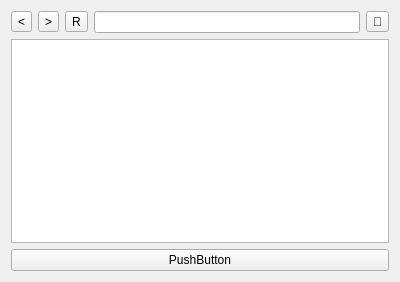
Above: src/mainform.ui from IDB-15-15/interface before the change. Below: the same form after it.
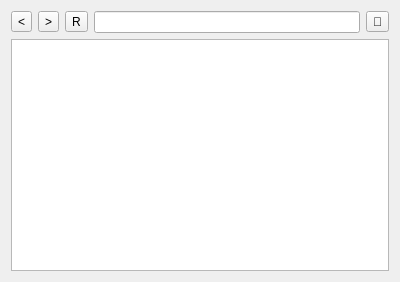
That is the form after the change.

Commit message: Пофиксил баги,добавил сортировку по дате добавления в историю.Улучшил дизайн форм,добавил удаление помеченных элементов (Remove). Заполнение истории при вводе из адресной строки.

Patch:
```diff
--- a/src/mainform.ui
+++ b/src/mainform.ui
@@ -52,13 +52,6 @@
    <item>
     <widget class="QPlainTextEdit" name="plainTextEditContent"/>
    </item>
-   <item>
-    <widget class="QPushButton" name="pushButton">
-     <property name="text">
-      <string>PushButton</string>
-     </property>
-    </widget>
-   </item>
   </layout>
  </widget>
  <resources/>
```
The commit also changes 7 other files.
